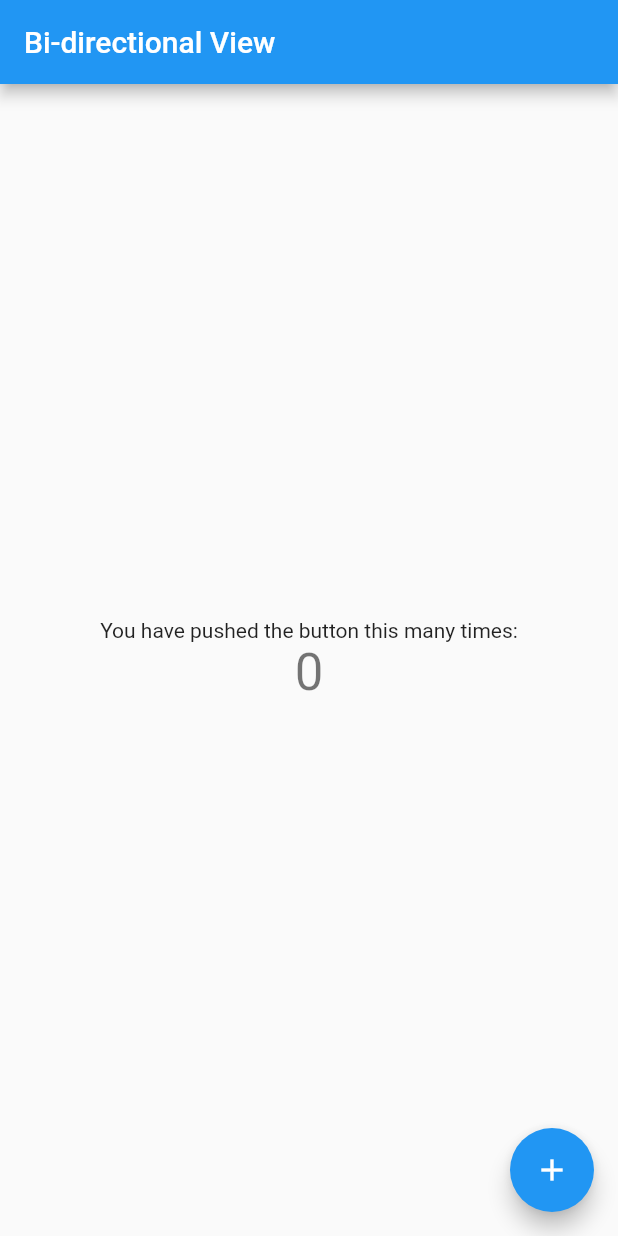
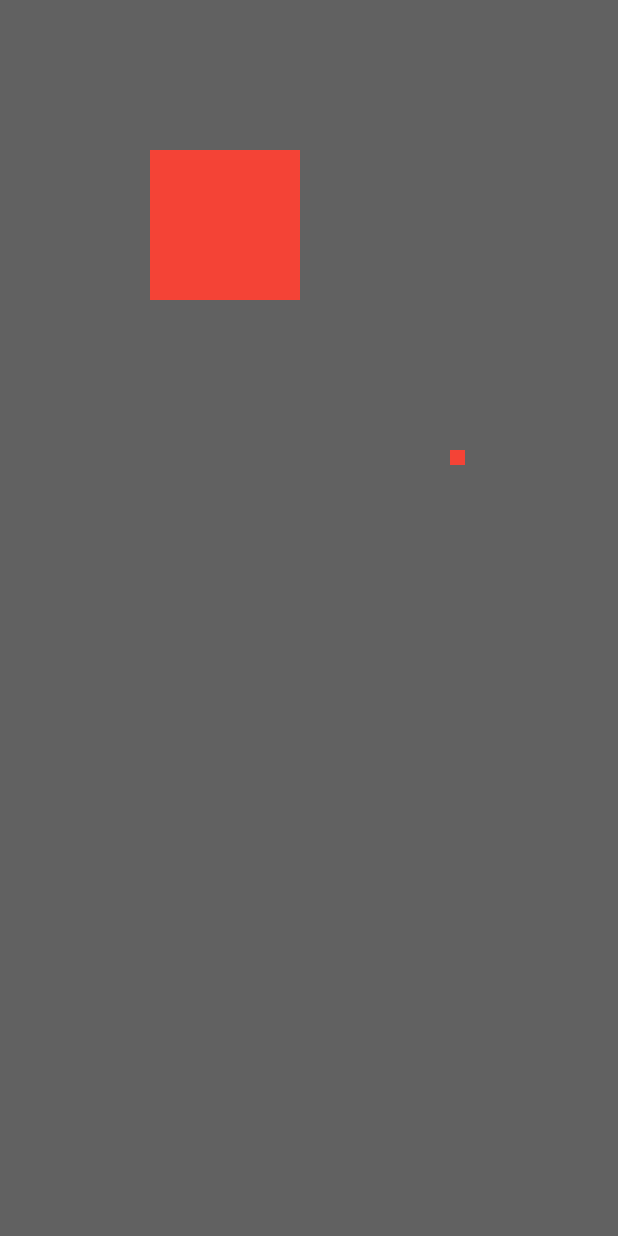
Before and after one commit to JustBrenkman/bidirectional_view, a Flutter app: the screen it shows after launch, on a phone screen of 412 x 824 dp. Run offline on Flutter 3.47's test engine with Material 2 defaults, Android fonts, the phone set to English and light mode, and no system bars.

Commit message:
got a basic bi directional view working

```diff
--- /dev/null
+++ b/lib/bidirectional_view.dart
@@ -0,0 +1,80 @@
+
+import 'package:flutter/material.dart';
+
+class BiDirectionalView extends StatefulWidget {
+  final List<BiWrapper> children;
+
+  const BiDirectionalView({Key key, this.children}) : super(key: key);
+
+  @override
+  _BiDirectionalViewState createState() => _BiDirectionalViewState(children: children);
+}
+
+class _BiDirectionalViewState extends State<BiDirectionalView> {
+  double x = 0, y = 0;
+  final List<BiWrapper> children;
+
+  _BiDirectionalViewState({this.children});
+
+  @override
+  Widget build(BuildContext context) {
+    return GestureDetector(
+      onPanUpdate: (event) {
+        setState(() {
+          x += event.delta.dx;
+          y += event.delta.dy;
+        });
+      },
+      child: Container(
+        color: Colors.grey[700],
+        child: CustomMultiChildLayout(
+          delegate: BiDirectionalViewLayoutDelegate(x, y, 0.0, children: children),
+          children: children,
+        ),
+      ),
+    );
+  }
+}
+
+class BiDirectionalViewLayoutDelegate extends MultiChildLayoutDelegate {
+  final double x, y, scale;
+  final List<BiWrapper> children;
+  final Size size = Size(200, 200);
+
+  BiDirectionalViewLayoutDelegate(this.x, this.y, this.scale, {this.children});
+
+  @override
+  void performLayout(Size size) {
+    Matrix4 matrix = Matrix4.identity()
+        ..translate(x ?? 0, y ?? 0, 0);
+
+    if (children != null) children.forEach((child) {
+      layoutChild(child.key, BoxConstraints.loose(size));
+      positionChild(child.key, Offset(x, y) + child.offset);
+    });
+  }
+
+  @override
+  bool shouldRelayout(MultiChildLayoutDelegate oldDelegate) {
+    return true;
+  }
+}
+
+class BiWrapper extends StatelessWidget {
+  final Size size;
+  final Offset offset;
+
+  BiWrapper({this.offset = const Offset(300, 300), this.size = const Size(100, 100)}) : super(key: GlobalKey());
+
+  @override
+  Widget build(BuildContext context) {
+    return LayoutId(
+      id: key,
+      child: Container(
+        width: size.width,
+        height: size.height,
+        color: Colors.red,
+      ),
+    );
+  }
+}
--- a/lib/main.dart
+++ b/lib/main.dart
@@ -1,5 +1,6 @@
 import 'dart:io';
 
+import 'package:bidirectional_view/bidirectional_view.dart';
 import 'package:flutter/material.dart';
 import 'package:flutter/foundation.dart';
 
@@ -18,15 +19,6 @@ class MyApp extends StatelessWidget {
     return MaterialApp(
       title: 'Bi-directional View',
       theme: ThemeData(
-        // This is the theme of your application.
-        //
-        // Try running your application with "flutter run". You'll see the
-        // application has a blue toolbar. Then, without quitting the app, try
-        // changing the primarySwatch below to Colors.green and then invoke
-        // "hot reload" (press "r" in the console where you ran "flutter run",
-        // or simply save your changes to "hot reload" in a Flutter IDE).
-        // Notice that the counter didn't reset back to zero; the application
-        // is not restarted.
         primarySwatch: Colors.blue,
       ),
       home: MyHomePage(title: 'Bi-directional View'),
@@ -37,15 +29,6 @@ class MyApp extends StatelessWidget {
 class MyHomePage extends StatefulWidget {
   MyHomePage({Key key, this.title}) : super(key: key);
 
-  // This widget is the home page of your application. It is stateful, meaning
-  // that it has a State object (defined below) that contains fields that affect
-  // how it looks.
-
-  // This class is the configuration for the state. It holds the values (in this
-  // case the title) provided by the parent (in this case the App widget) and
-  // used by the build method of the State. Fields in a Widget subclass are
-  // always marked "final".
-
   final String title;
 
   @override
@@ -53,68 +36,18 @@ class MyHomePage extends StatefulWidget {
 }
 
 class _MyHomePageState extends State<MyHomePage> {
-  int _counter = 0;
-
-  void _incrementCounter() {
-    setState(() {
-      // This call to setState tells the Flutter framework that something has
-      // changed in this State, which causes it to rerun the build method below
-      // so that the display can reflect the updated values. If we changed
-      // _counter without calling setState(), then the build method would not be
-      // called again, and so nothing would appear to happen.
-      _counter++;
-    });
-  }
 
   @override
   Widget build(BuildContext context) {
-    // This method is rerun every time setState is called, for instance as done
-    // by the _incrementCounter method above.
-    //
-    // The Flutter framework has been optimized to make rerunning build methods
-    // fast, so that you can just rebuild anything that needs updating rather
-    // than having to individually change instances of widgets.
     return Scaffold(
-      appBar: AppBar(
-        // Here we take the value from the MyHomePage object that was created by
-        // the App.build method, and use it to set our appbar title.
-        title: Text(widget.title),
-      ),
-      body: Center(
-        // Center is a layout widget. It takes a single child and positions it
-        // in the middle of the parent.
-        child: Column(
-          // Column is also a layout widget. It takes a list of children and
-          // arranges them vertically. By default, it sizes itself to fit its
-          // children horizontally, and tries to be as tall as its parent.
-          //
-          // Invoke "debug painting" (press "p" in the console, choose the
-          // "Toggle Debug Paint" action from the Flutter Inspector in Android
-          // Studio, or the "Toggle Debug Paint" command in Visual Studio Code)
-          // to see the wireframe for each widget.
-          //
-          // Column has various properties to control how it sizes itself and
-          // how it positions its children. Here we use mainAxisAlignment to
-          // center the children vertically; the main axis here is the vertical
-          // axis because Columns are vertical (the cross axis would be
-          // horizontal).
-          mainAxisAlignment: MainAxisAlignment.center,
-          children: <Widget>[
-            Text(
-              'You have pushed the button this many times:',
-            ),
-            Text(
-              '$_counter',
-              style: Theme.of(context).textTheme.display1,
-            ),
-          ],
+      body: Container(
+        child: BiDirectionalView(
+          children: <BiWrapper>[
+            BiWrapper(size: Size(10, 10),),
+            BiWrapper(offset: Offset(100, 100),)
+          ]
         ),
-      ),
-      floatingActionButton: FloatingActionButton(
-        onPressed: _incrementCounter,
-        tooltip: 'Increment',
-        child: Icon(Icons.add),
-      ), // This trailing comma makes auto-formatting nicer for build methods.
+      )
     );
   }
 }
```
